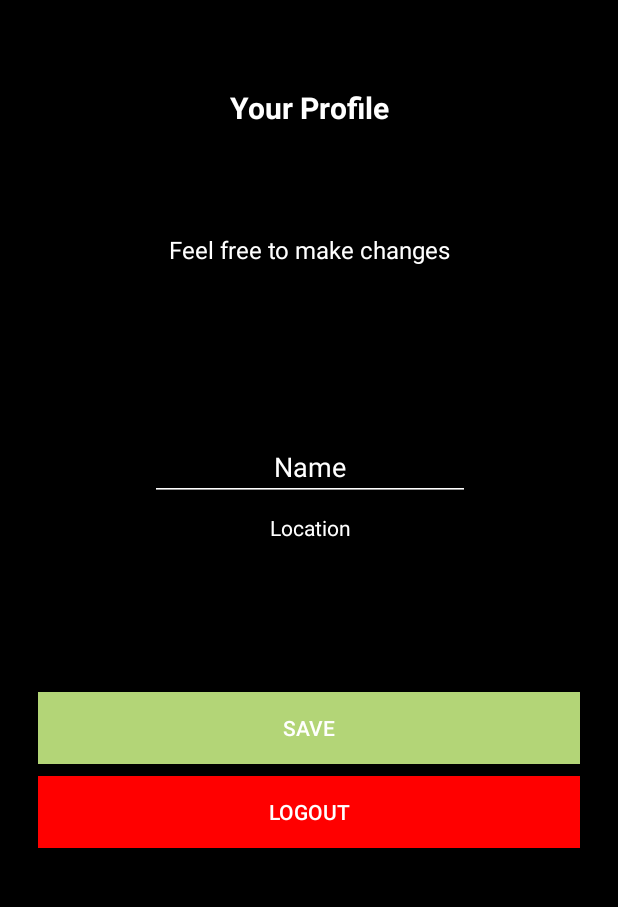
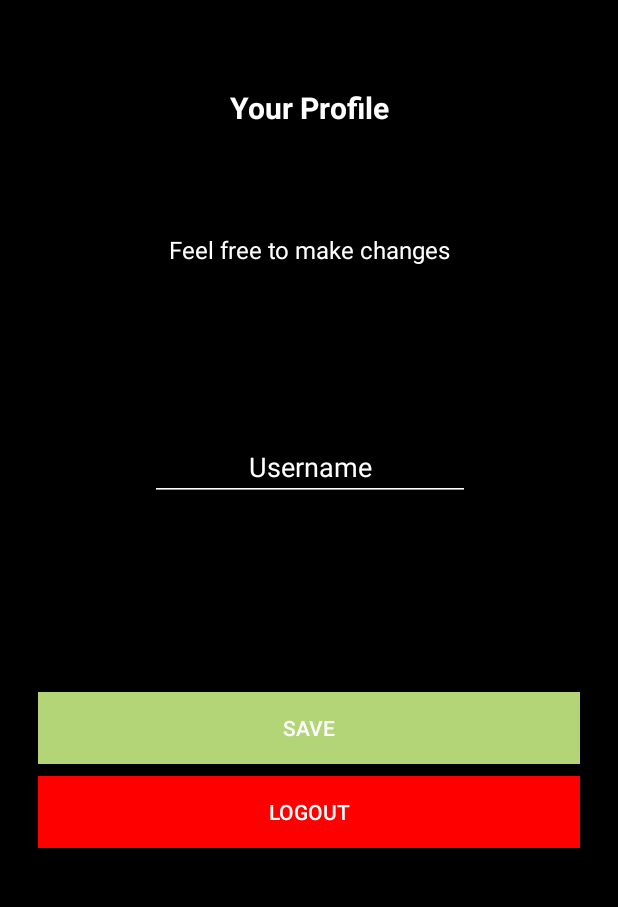
Before and after one commit to BoonJunTan/is3261, an Android app: the fragment ProfileFragment shown on its own in the app's theme, on a phone screen of 412 x 824 dp, the part 62-969 px from its top. Run offline under Robolectric (Android 15) with nearby library versions, the phone set to English and light mode, and no system bars.

Commit message:
Fixed login and profile page

```diff
--- a/app/src/main/java/com/tanboonjun/oneandroid/RegisterActivity.java
+++ b/app/src/main/java/com/tanboonjun/oneandroid/RegisterActivity.java
@@ -33,6 +33,7 @@ public class RegisterActivity extends AppCompatActivity implements AdapterView.O
     String location;
     EditText usernameRegEt;
     EditText passwordRegEt;
+
     @Override
     protected void onCreate(Bundle savedInstanceState) {
         super.onCreate(savedInstanceState);
--- a/app/src/main/res/layout/fragment_profile.xml
+++ b/app/src/main/res/layout/fragment_profile.xml
@@ -44,12 +44,11 @@
         android:layout_weight="3">
 
         <EditText
-            android:id="@+id/editText"
+            android:id="@+id/nameEditText"
             android:layout_width="wrap_content"
             android:layout_height="wrap_content"
             android:ems="10"
             android:inputType="textPersonName"
-            android:text="Name"
             android:theme="@style/MyEditTextTheme"
             android:textColor="@color/white"
             android:gravity="center"
@@ -67,17 +66,16 @@
             android:layout_marginEnd="8dp" />
 
         <TextView
-            android:id="@+id/editText3"
+            android:id="@+id/locationTextView"
             android:layout_width="wrap_content"
             android:layout_height="wrap_content"
             android:ems="10"
             android:inputType="textPersonName"
-            android:text="Location"
             android:gravity="center"
             android:textColor="@color/white"
             android:theme="@style/MyEditTextTheme"
             android:layout_marginTop="8dp"
-            app:layout_constraintTop_toBottomOf="@+id/editText"
+            app:layout_constraintTop_toBottomOf="@+id/nameEditText"
             android:layout_marginLeft="8dp"
             app:layout_constraintLeft_toLeftOf="parent"
             android:layout_marginRight="8dp"
@@ -90,13 +88,13 @@
             android:layout_marginEnd="8dp" />
 
         <Button
-            android:id="@+id/button2"
+            android:id="@+id/save_detail_btn"
             android:layout_width="0dp"
             android:layout_height="wrap_content"
             android:text="Save"
             android:background="@color/header_green"
             android:layout_marginTop="100dp"
-            app:layout_constraintTop_toBottomOf="@+id/editText3"
+            app:layout_constraintTop_toBottomOf="@+id/locationTextView"
             android:layout_marginLeft="25dp"
             android:textColor="@color/white"
             app:layout_constraintLeft_toLeftOf="parent"
@@ -114,7 +112,7 @@
             android:background="@color/red"
             android:layout_marginTop="8dp"
             android:textColor="@color/white"
-            app:layout_constraintTop_toBottomOf="@+id/button2"
+            app:layout_constraintTop_toBottomOf="@+id/save_detail_btn"
             android:layout_marginLeft="25dp"
             app:layout_constraintLeft_toLeftOf="parent"
             android:layout_marginRight="25dp"
```
Also changed, not shown: app/src/main/java/com/tanboonjun/oneandroid/LoginActivity.java (+7 -2 lines), app/src/main/java/com/tanboonjun/oneandroid/ProfileFragment.java (+121 -11 lines).
